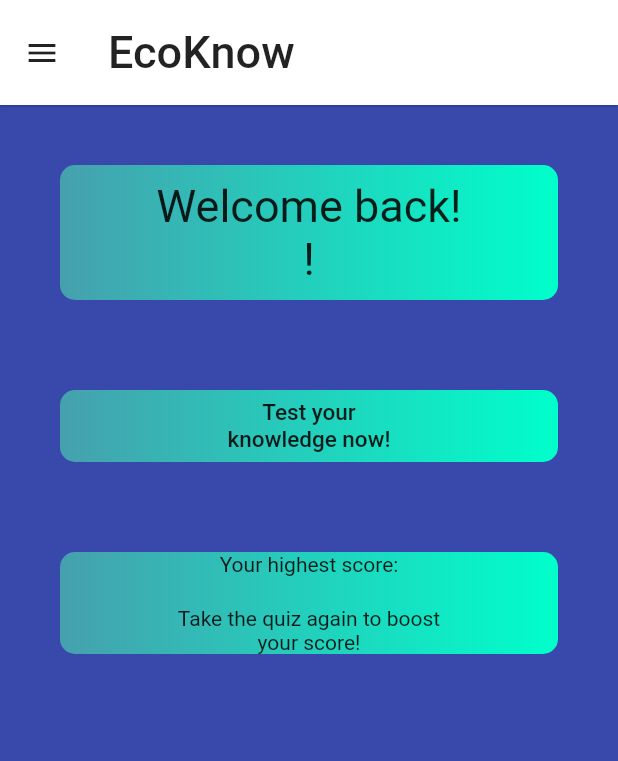
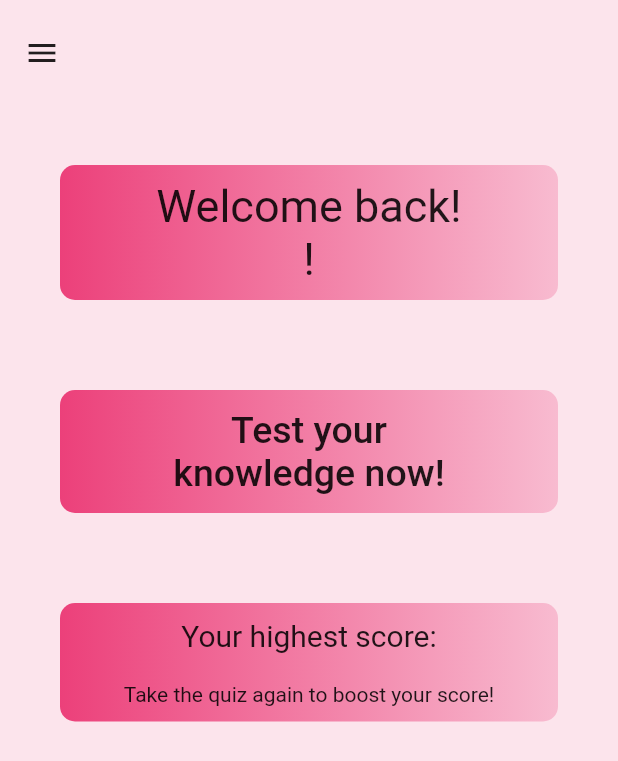
Before and after one commit to Saransh-cpp/EVSQuizApp, a Flutter app: the Home screen opened directly, on a phone screen of 412 x 824 dp. Shown: the top 761 px of the screen. Run offline on Flutter 3.47's test engine with Material 2 defaults, Android fonts, the phone set to English and light mode, and no system bars; our stand-ins replace cloud_firestore, curved_navigation_bar, firebase_auth, firebase_core, flutter_spinkit; accounts and stored records are empty.

Commit message:
UI change Home.dart and Drawer

```diff
--- a/lib/screens/Home.dart
+++ b/lib/screens/Home.dart
@@ -20,7 +20,7 @@ class _HomeState extends State<Home> {
     return SafeArea(
       child: Scaffold(
         key: _drawerKey,
-        backgroundColor: Colors.indigo[600],
+        backgroundColor: Colors.pink[50],
         drawer: Drawer(
           child: InkWell(
             child: ListView(
@@ -28,19 +28,67 @@ class _HomeState extends State<Home> {
                 UserAccountsDrawerHeader(
                   decoration: BoxDecoration(
                       gradient: LinearGradient(
-                        colors: [Color(0xFF46A0AE), Color(0xFF00FFCB)],
+                        colors: [Colors.pink[100], Colors.pink[100]],
                         begin: Alignment.centerLeft,
                         end: Alignment.centerRight,
                       )),
                   accountName: Text(
                     userProvider.userModel?.name ?? "username loading...",
+                    style: TextStyle(
+                      fontSize: 25
+                    ),
                   ),
                   accountEmail: Text(
                     userProvider.userModel?.email ?? "email loading...",
+                      style: TextStyle(
+                          fontSize: 20
+                      )
                   ),
                 ),
                 Column(
                   children: [
+                    ListTile(
+                      leading: Icon(
+                        Icons.person,
+                        color: Colors.black,
+                      ),
+                      trailing: Icon(
+                        Icons.arrow_right,
+                        color: Colors.black,
+                      ),
+                      title: Text(
+                        'About us',
+                        style: TextStyle(
+                          color: Colors.black,
+                          fontSize: 16,
+                        ),
+                      ),
+                      onTap: () {
+                        // userProvider.signOut();
+                      },
+                    ),
+                    Divider(),
+                    ListTile(
+                      leading: Icon(
+                        Icons.people,
+                        color: Colors.black,
+                      ),
+                      trailing: Icon(
+                        Icons.arrow_right,
+                        color: Colors.black,
+                      ),
+                      title: Text(
+                        'Contributors',
+                        style: TextStyle(
+                          color: Colors.black,
+                          fontSize: 16,
+                        ),
+                      ),
+                      onTap: () {
+                        // userProvider.signOut();
+                      },
+                    ),
+                    Divider(),
                     ListTile(
                       leading: Icon(
                         Icons.logout,
@@ -71,18 +119,19 @@ class _HomeState extends State<Home> {
         ),
         appBar: AppBar(
           toolbarHeight: 70,
-          backgroundColor: Colors.white,
-          elevation: 0.5,
+          backgroundColor: Colors.pink[50],
+          elevation: 0,
           iconTheme: IconThemeData(
               color: Colors.black87
           ),
-          title: Text(
-            'EcoKnow',
-            style: TextStyle(
-                color: Colors.black87,
-                fontSize: 30
-            ),
-          ),
+          // title: Text(
+          //   'EcoKnow',
+          //   textAlign: TextAlign.center,
+          //   style: TextStyle(
+          //       color: Colors.black87,
+          //       fontSize: 30
+          //   ),
+          // ),
         ),
         body: ListView(
           children: [
@@ -92,7 +141,7 @@ class _HomeState extends State<Home> {
               decoration: BoxDecoration(
                   borderRadius: BorderRadius.all(Radius.circular(10)),
                   gradient: LinearGradient(
-                    colors: [Color(0xFF46A0AE), Color(0xFF00FFCB)],
+                    colors: [Colors.pink[400], Colors.pink[100]],
                     begin: Alignment.centerLeft,
                     end: Alignment.centerRight,
                   )
@@ -110,7 +159,7 @@ class _HomeState extends State<Home> {
               decoration: BoxDecoration(
                   borderRadius: BorderRadius.all(Radius.circular(10)),
                   gradient: LinearGradient(
-                    colors: [Color(0xFF46A0AE), Color(0xFF00FFCB)],
+                    colors: [Colors.pink[400], Colors.pink[100]],
                     begin: Alignment.centerLeft,
                     end: Alignment.centerRight,
                   )
@@ -191,11 +240,14 @@ class _HomeState extends State<Home> {
                         question10correctoption: 'yes',
                       )));
                 },
+                child: Padding(
+                  padding: const EdgeInsets.all(12.0),
                   child: Text(
                     'Test your\nknowledge now!',
                     textAlign: TextAlign.center,
                     style: TextStyle(
-                    fontSize: 15
+                      fontSize: 25
+                    ),
                   ),
                 ),
               ),
@@ -205,25 +257,31 @@ class _HomeState extends State<Home> {
               decoration: BoxDecoration(
                   borderRadius: BorderRadius.all(Radius.circular(10)),
                   gradient: LinearGradient(
-                    colors: [Color(0xFF46A0AE), Color(0xFF00FFCB)],
+                    colors: [Colors.pink[400], Colors.pink[100]],
                     begin: Alignment.centerLeft,
                     end: Alignment.centerRight,
                   ),
             ),
+              child: Padding(
+                padding: EdgeInsets.fromLTRB(0, 10, 0, 10),
                 child: Column(
                   children: [
                     Text(
                       'Your highest score:',
-                    textAlign: TextAlign.center,
+                      // textAlign: TextAlign.center,
+                      style: TextStyle(
+                        fontSize: 20
+                      ),
                     ),
                     SizedBox(
                       height: 20,
                     ),
                     Text(
-                    'Take the quiz again to boost\nyour score!',
+                      'Take the quiz again to boost your score!',
                       textAlign: TextAlign.center,
                     )
                   ],
+                ),
               ),
             )
           ],
--- a/lib/screens/NavBar.dart
+++ b/lib/screens/NavBar.dart
@@ -33,9 +33,9 @@ class _NavBarState extends State<NavBar> {
         ),
         bottomNavigationBar: CurvedNavigationBar(
             height: 60.0,
-            // color: Colors.black,
+            backgroundColor: Colors.pink[50],
             // buttonBackgroundColor: Colors.white,
-            backgroundColor: Colors.black87,
+            color: Colors.white,
             items: <Widget>[
               Icon(
                   Icons.home_rounded,
```
Lines whose indentation alone changed are shown as unchanged.
